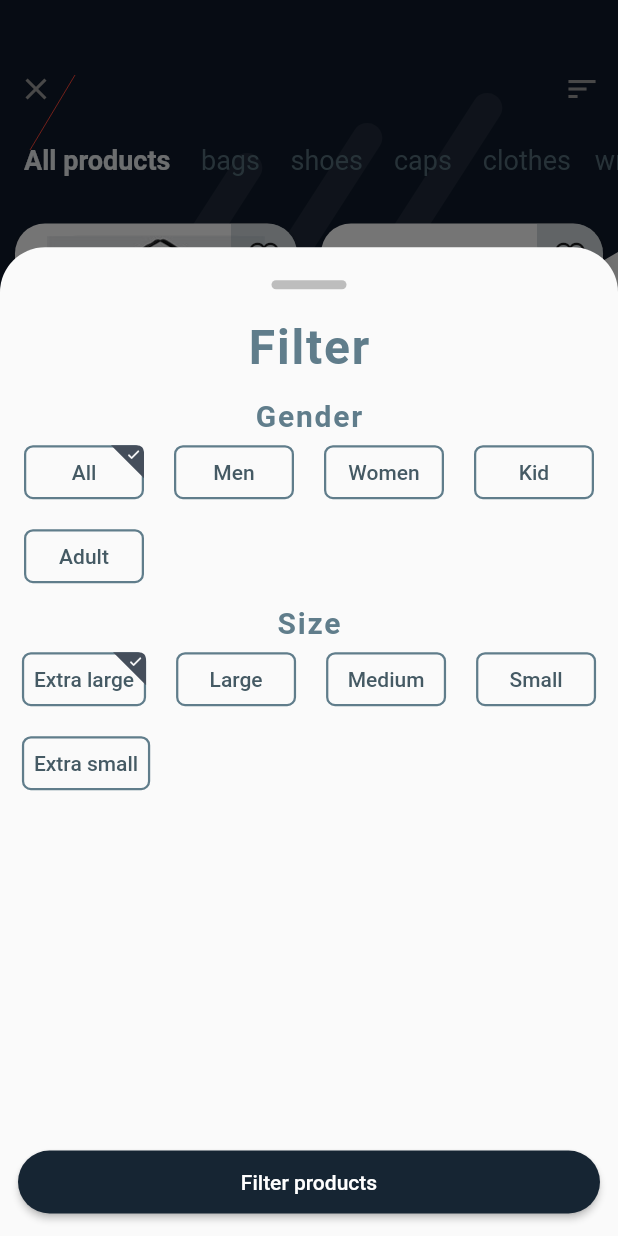
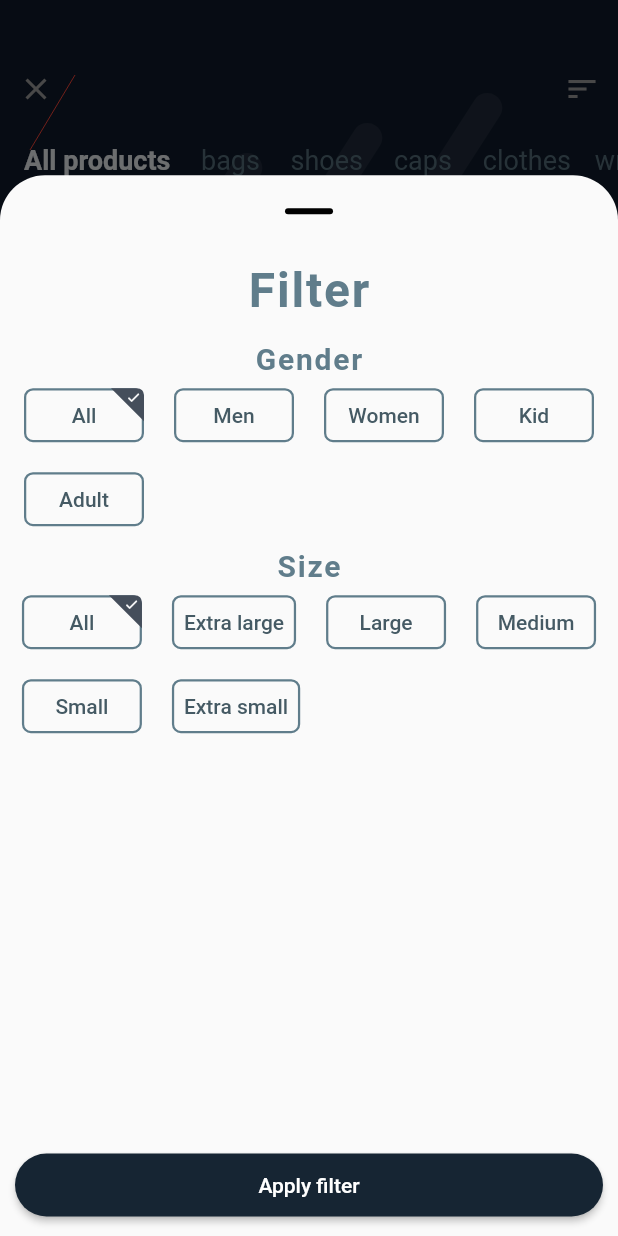
Before and after one commit to Azag3077/Test, a Flutter app: the SeeALlPage screen opened directly, after a tap on the "sort" icon, on a phone screen of 412 x 824 dp. Run offline on Flutter 3.47's test engine with Material 2 defaults, Android fonts, the phone set to English and light mode, and no system bars; our stand-ins replace cached_network_image, flutter_riverpod, google_fonts, shared_preferences, shimmer; accounts and stored records are empty.

Commit message:
Implemented product sorting and other random changes

```diff
--- a/lib/main.dart
+++ b/lib/main.dart
@@ -9,9 +9,9 @@ class EcommerceApp extends StatelessWidget {
 
   @override
   Widget build(BuildContext context) {
-    return MaterialApp(
+    return const MaterialApp(
         debugShowCheckedModeBanner: false,
         title: 'Ecommerce App',
-        home: LoginPage(onTap: () {}));
+        home: LoginPage());
   }
 }
--- a/lib/pages/see_all_page.dart
+++ b/lib/pages/see_all_page.dart
@@ -57,7 +57,7 @@ class SeeALlPage extends ConsumerWidget {
             ),
 
             Expanded(
-              child: ref.watch(productsStreamProvider).when(
+              child: ref.watch(seeAllStreamProvider).when(
                 data: (data) => GridView.builder(
                   itemCount: data.length,
                   padding: const EdgeInsets.all(10),
--- a/lib/providers.dart
+++ b/lib/providers.dart
@@ -779,6 +779,18 @@ final productsStreamProvider = StreamProvider<List<Product>>((ref) async* {
   yield products.where((product) => category == categories.first || product.category == category).toList();
 });
 
+final seeAllStreamProvider = StreamProvider<List<Product>>((ref) async* {
+  final products = ref.watch(productsStreamProvider).value??[];
+  final gender = ref.watch(genderStateProvider);
+  final size = ref.watch(sizeStateProvider);
+  yield products.where((product) {
+    return (
+      gender == genders.first || product.gender == gender) && (
+      size == sizes.first || product.size == size
+    );
+  }).toList();
+});
+
 final categoriesStateProvider = StateProvider<List<String>>((ref) {
   return ['All products', ...?ref.watch(_productsStreamProvider).value?.map((e) => e.category).toSet()];
 });
@@ -804,7 +816,7 @@ final cartsStateProvider = StateProvider<List<Product>>((ref) {
 });
 
 final genders = ['All', 'Men', 'Women', 'Kid', 'Adult'];
-final sizes = ['Extra large', 'Large', 'Medium', 'Small', 'Extra small'];
+final sizes = ['All', 'Extra large', 'Large', 'Medium', 'Small', 'Extra small'];
 
 final genderStateProvider = StateProvider<String>((ref) => genders.first);
 final sizeStateProvider = StateProvider<String>((ref) => sizes.first);
--- a/lib/widgets/dialogs.dart
+++ b/lib/widgets/dialogs.dart
@@ -45,36 +45,30 @@ class RemoveFromCartDialog extends StatelessWidget {
 class SortModalBottomSheetDialog extends ConsumerWidget {
   const SortModalBottomSheetDialog({
     Key? key,
-    required this.gender,
+    // required this.gender,
     this.onGenderSelection,
     this.onSizeSelection,
+    this.onFilter,
   }) : super(key: key);
-  final String gender;
+  // final String gender;
   final ValueChanged<String>? onGenderSelection;
   final ValueChanged<String>? onSizeSelection;
+  final Function(String, String)? onFilter;
 
   @override
   Widget build(BuildContext context, WidgetRef ref) {
+    final gender = StateProvider.autoDispose<String>((ref) => ref.watch(genderStateProvider));
+    final size = StateProvider.autoDispose<String>((ref) => ref.watch(sizeStateProvider));
     return SizedBox(
       height: MediaQuery.sizeOf(context).height * .8,
       child: Padding(
-        padding: const EdgeInsets.all(12.0),
+        padding: const EdgeInsets.all(10.0),
         child: Column(
           children: <Widget>[
             Expanded(
               child: SingleChildScrollView(
                 child: Column(
                   children: <Widget>[
-                    Container(
-                      height: 6,
-                      width: 50,
-                      margin: const EdgeInsets.symmetric(vertical: 10),
-                      decoration: BoxDecoration(
-                        color: Colors.grey.shade400,
-                        borderRadius: BorderRadius.circular(12)
-                      ),
-                    ),
-                    const SizedBox(height: 10.0),
                     const Text(
                       'Filter',
                       style: TextStyle(
@@ -100,7 +94,11 @@ class SortModalBottomSheetDialog extends ConsumerWidget {
                       runSpacing: 20,
                       children: genders.map((g) => FilterButton(
                         text: g,
-                        isSelected: g == ref.watch(genderStateProvider),
+                        isSelected: g == ref.watch(gender),
+                        // onSelected: () {
+                        //   print(g);
+                        //   ref.read(gender.notifier).update((state) => g);
+                        // },
                         onSelected: () => onGenderSelection?.call(g),
                       )).toList(),
                     ),
@@ -129,13 +127,22 @@ class SortModalBottomSheetDialog extends ConsumerWidget {
               ),
             ),
             ElevatedButton(
-              onPressed: () {},
+              onPressed: () {
+                onFilter?.call(
+                  ref.watch(gender),
+                  ref.watch(size),
+                );
+                Navigator.of(context).pop();
+              },
               style: ButtonStyle(
                 padding: const MaterialStatePropertyAll(
                   EdgeInsets.all(13)
                 ),
                 backgroundColor: const MaterialStatePropertyAll(
                   Color.fromRGBO(22, 37, 51, 1)
+                ),
+                foregroundColor: const MaterialStatePropertyAll(
+                  Colors.white
                 ),
                 shape: MaterialStatePropertyAll(
                   RoundedRectangleBorder(
@@ -146,7 +153,7 @@ class SortModalBottomSheetDialog extends ConsumerWidget {
               child: const SizedBox(
                 width: double.infinity,
                 child: Center(
-                  child: Text('Filter products')
+                  child: Text('Apply filter')
                 )
               ),
             )
```
Also changed, not shown: lib/controller.dart (+39 -9 lines), lib/pages/login_page.dart (+27 -49 lines), lib/pages/profile_page.dart (+5 -12 lines).
